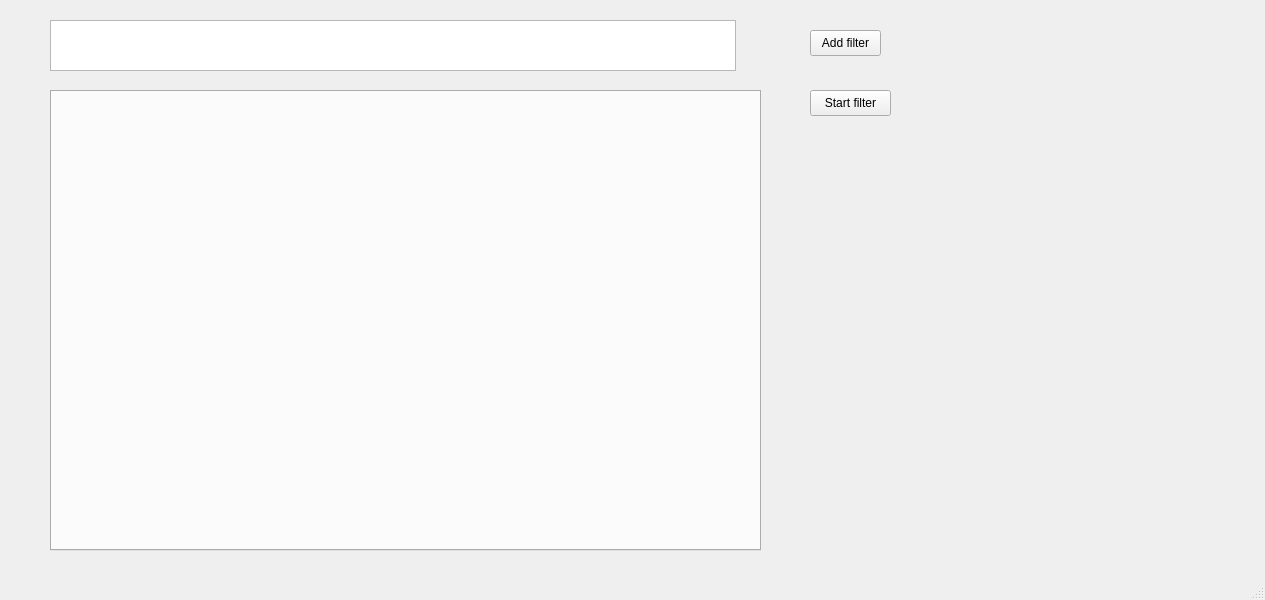
Above: LogFilter/mainwindow.ui from MoonlightEnjoyer/LogFilter before the change. Below: the same form after it.
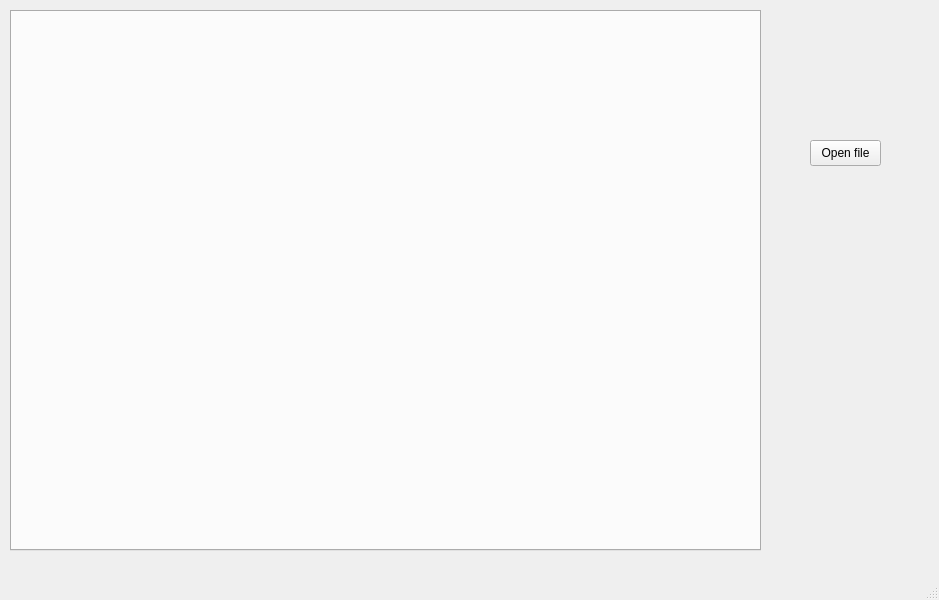
That is the form after the change.

```diff
--- a/LogFilter/mainwindow.ui
+++ b/LogFilter/mainwindow.ui
@@ -6,64 +6,59 @@
    <rect>
     <x>0</x>
     <y>0</y>
-    <width>1265</width>
+    <width>939</width>
     <height>600</height>
    </rect>
   </property>
+  <property name="sizePolicy">
+   <sizepolicy hsizetype="Expanding" vsizetype="Expanding">
+    <horstretch>1</horstretch>
+    <verstretch>1</verstretch>
+   </sizepolicy>
+  </property>
   <property name="windowTitle">
    <string>MainWindow</string>
   </property>
+  <property name="autoFillBackground">
+   <bool>true</bool>
+  </property>
   <widget class="QWidget" name="centralwidget">
+   <property name="sizePolicy">
+    <sizepolicy hsizetype="Expanding" vsizetype="Expanding">
+     <horstretch>1</horstretch>
+     <verstretch>1</verstretch>
+    </sizepolicy>
+   </property>
+   <property name="autoFillBackground">
+    <bool>true</bool>
+   </property>
    <widget class="QTabWidget" name="tabWidget">
     <property name="geometry">
      <rect>
-      <x>50</x>
-      <y>90</y>
-      <width>711</width>
-      <height>461</height>
+      <x>10</x>
+      <y>10</y>
+      <width>751</width>
+      <height>541</height>
      </rect>
     </property>
+    <property name="autoFillBackground">
+     <bool>false</bool>
+    </property>
     <property name="currentIndex">
      <number>-1</number>
     </property>
    </widget>
-   <widget class="QTextEdit" name="filterTextEdit">
-    <property name="geometry">
-     <rect>
-      <x>50</x>
-      <y>20</y>
-      <width>686</width>
-      <height>51</height>
-     </rect>
-    </property>
-    <property name="lineWrapMode">
-     <enum>QTextEdit::NoWrap</enum>
-    </property>
-   </widget>
    <widget class="QPushButton" name="openFileButton">
     <property name="geometry">
      <rect>
       <x>810</x>
-      <y>30</y>
+      <y>140</y>
       <width>71</width>
       <height>26</height>
      </rect>
     </property>
     <property name="text">
-     <string>Add filter</string>
-    </property>
-   </widget>
-   <widget class="QPushButton" name="startFilterButton">
-    <property name="geometry">
-     <rect>
-      <x>810</x>
-      <y>90</y>
-      <width>81</width>
-      <height>26</height>
-     </rect>
-    </property>
-    <property name="text">
-     <string>Start filter</string>
+     <string>Open file</string>
     </property>
    </widget>
   </widget>
```
Left out of the diff: 5 changed lines with no effect on the pictures.
